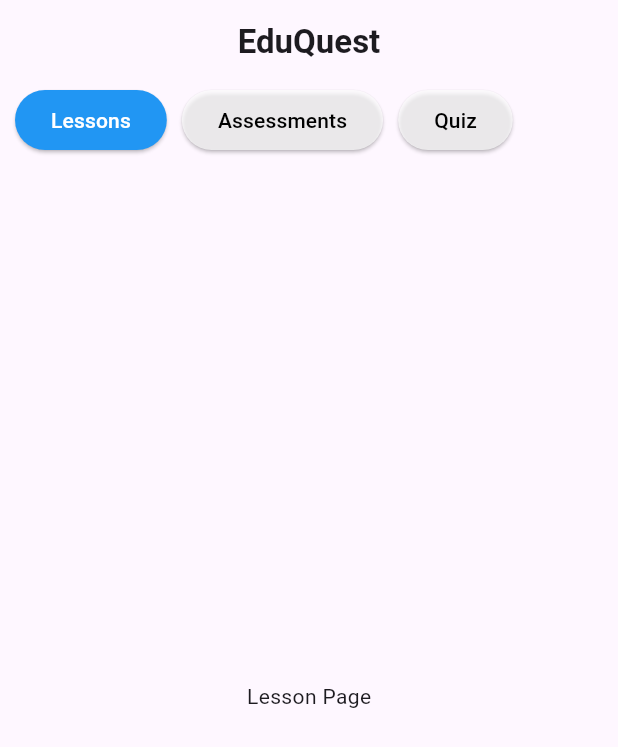
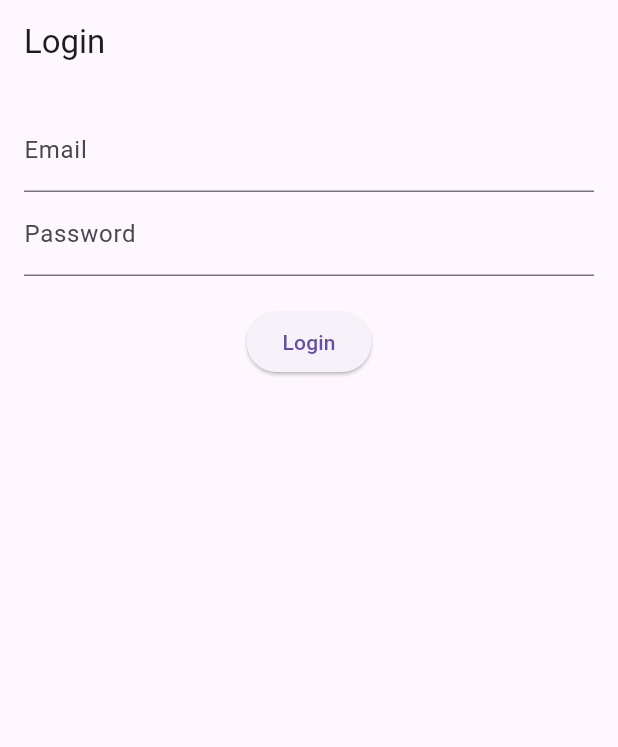
Before and after one commit to CoCo-32/EduQuest, a Flutter app: the screen it shows after launch, on a phone screen of 412 x 824 dp. Shown: the top 747 px of the screen. Run offline on Flutter 3.47's test engine with Material 3 defaults, Android fonts, the phone set to English and light mode, and no system bars; our stand-ins replace cloud_firestore, file_picker, firebase_core, firebase_storage; accounts and stored records are empty.

Commit message:
Set login to main and homepage to homepage

```diff
--- a/lib/main.dart
+++ b/lib/main.dart
@@ -1,5 +1,3 @@
-import 'dart:ui';
-
 import 'package:flutter/material.dart';
 import 'package:firebase_core/firebase_core.dart';
 import 'firebase_options.dart';
@@ -13,85 +11,79 @@ void main() async {
 }
 
 class MyApp extends StatelessWidget {
-  const MyApp({Key? key}) : super(key: key);
-
   @override
   Widget build(BuildContext context) {
     return MaterialApp(
-      title: 'EduQuest',
+      title: 'Login Page',
       theme: ThemeData(
         primarySwatch: Colors.blue,
       ),
-      home: MyHomePage(),
+      home: LoginPage(),
     );
   }
 }
 
-class MyHomePage extends StatefulWidget {
-  const MyHomePage({Key? key}) : super(key: key);
-
+class LoginPage extends StatefulWidget {
   @override
-  _MyHomePageState createState() => _MyHomePageState();
+  _LoginPageState createState() => _LoginPageState();
 }
 
-class _MyHomePageState extends State<MyHomePage> {
-  int _selectedIndex = 0;
+class _LoginPageState extends State<LoginPage> {
+  final _formKey = GlobalKey<FormState>();
+  final TextEditingController _emailController = TextEditingController();
+  final TextEditingController _passwordController = TextEditingController();
 
-  static const List<Widget> _widgetOptions = <Widget>[
-    Text('Lesson Page'),
-    Text('Assessment Page'),
-    Text('Quiz Page'),
-  ];
-
-  void _onItemTapped(int index) {
-    setState(() {
-      _selectedIndex = index;
-    });
-  }
-
-  ButtonStyle _buttonStyle(int index) {
-    return ElevatedButton.styleFrom(
-      backgroundColor: _selectedIndex == index ? Colors.blue : Colors.white70,
-      foregroundColor: _selectedIndex == index ? Colors.white : Colors.black,
-    );
+  void _login() {
+    if (_formKey.currentState!.validate()) {
+      // Perform login action
+      ScaffoldMessenger.of(context).showSnackBar(SnackBar(content: Text('Logging in...')));
+    }
   }
 
   @override
   Widget build(BuildContext context) {
     return Scaffold(
       appBar: AppBar(
-        title: const Text('EduQuest', style: TextStyle(fontWeight: FontWeight.bold)),
-        centerTitle: true,
-        bottom: PreferredSize(
-          preferredSize: Size.fromHeight(48.0),
-          child: Row(
-            mainAxisAlignment: MainAxisAlignment.start,
+        title: Text('Login'),
+      ),
+      body: Padding(
+        padding: const EdgeInsets.all(16.0),
+        child: Form(
+          key: _formKey,
+          child: Column(
             children: <Widget>[
-              SizedBox(width: 10),
+              TextFormField(
+                controller: _emailController,
+                decoration: InputDecoration(labelText: 'Email'),
+                validator: (value) {
+                  if (value == null || value.isEmpty) {
+                    return 'Please enter your email';
+                  } else if (!RegExp(r'^[^@]+@[^@]+\.[^@]+').hasMatch(value)) {
+                    return 'Please enter a valid email address';
+                  }
+                  return null;
+                },
+              ),
+              TextFormField(
+                controller: _passwordController,
+                decoration: InputDecoration(labelText: 'Password'),
+                obscureText: true,
+                validator: (value) {
+                  if (value == null || value.isEmpty) {
+                    return 'Please enter your password';
+                  }
+                  return null;
+                },
+              ),
+              SizedBox(height: 20),
               ElevatedButton(
-                style: _buttonStyle(0),
-                onPressed: () => _onItemTapped(0),
-                child: const Text('Lessons'),
-              ),
-              SizedBox(width: 10),
-              ElevatedButton(
-                style: _buttonStyle(1),
-                onPressed: () => _onItemTapped(1),
-                child: const Text('Assessments'),
-              ),
-              SizedBox(width: 10),
-              ElevatedButton(
-                style: _buttonStyle(2),
-                onPressed: () => _onItemTapped(2),
-                child: const Text('Quiz'),
+                onPressed: _login,
+                child: Text('Login'),
               ),
             ],
           ),
         ),
       ),
-      body: Center(
-        child: _widgetOptions.elementAt(_selectedIndex),
-      ),
     );
   }
 }
```
Also changed, not shown: lib/homepage.dart (+96 -0 lines).
